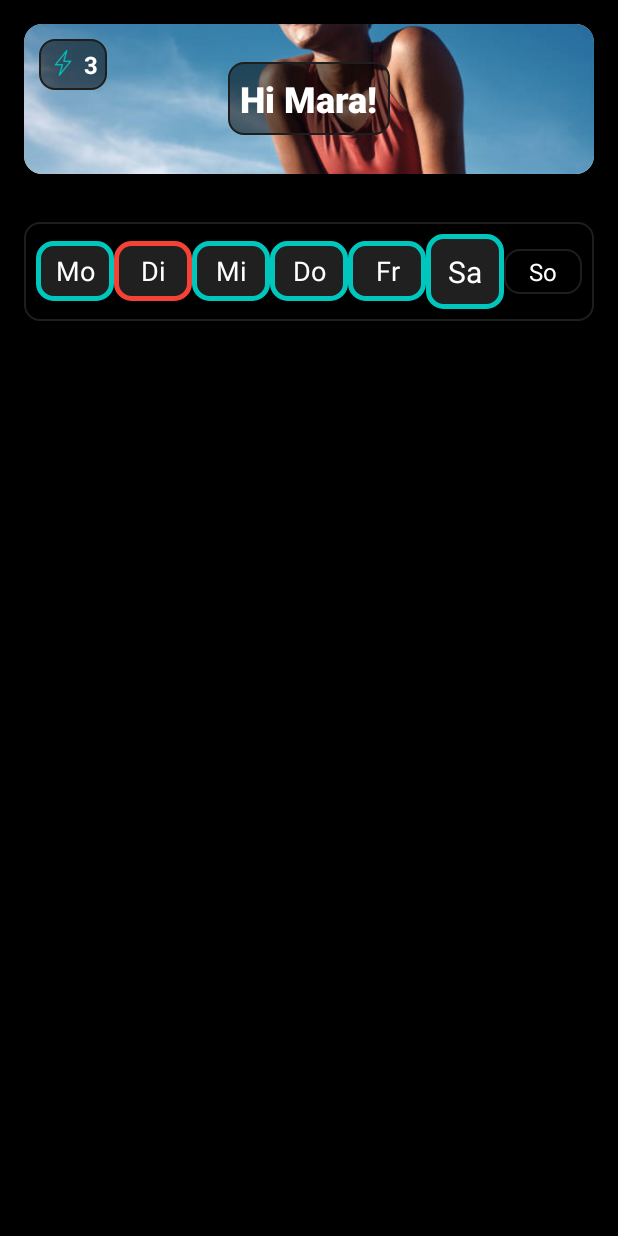
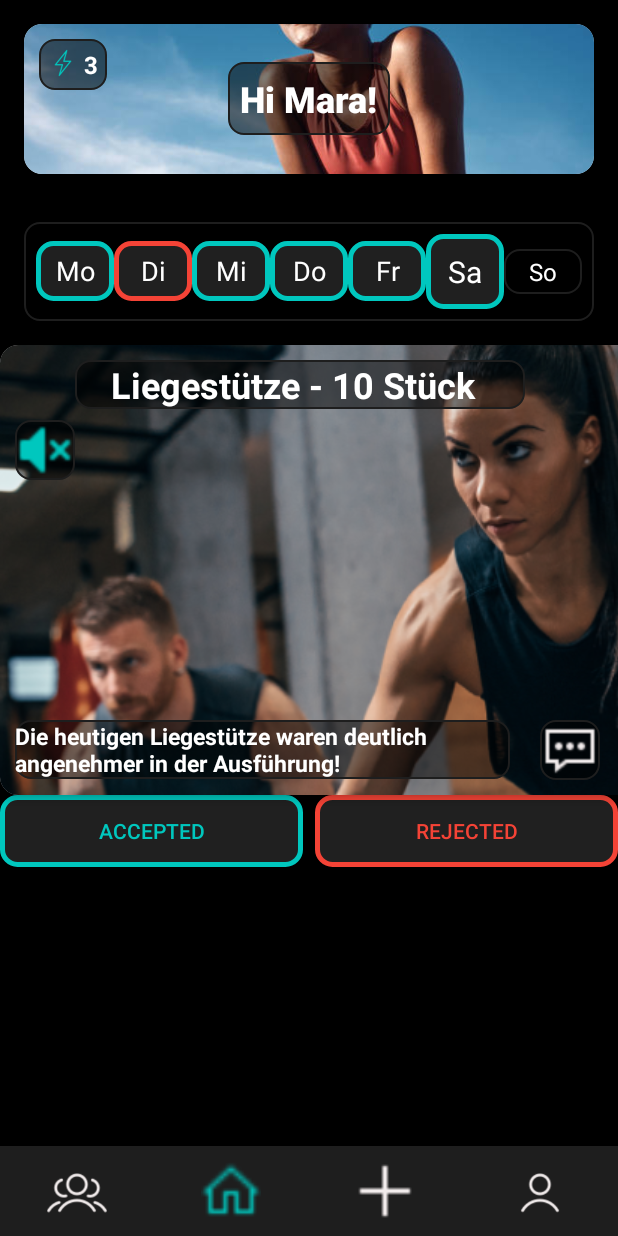
Before and after one commit to Luggl/ChallengeAccepted, an Android app built with Jetpack Compose: the DashboardActivity screen opened directly, with no data from a screen before it, on a phone screen of 412 x 824 dp. Run offline under Robolectric (Android 15) with nearby library versions, the phone set to English and light mode, and no system bars; plain views replace PlayerView.

Commit message:
Überarbeitung von der Bottomleiste

```diff
--- a/app/frontend/app/src/main/res/layout/activity_create_new_group.xml
+++ b/app/frontend/app/src/main/res/layout/activity_create_new_group.xml
@@ -125,7 +125,7 @@
         android:id="@+id/ll_bottom_navigation"
         android:layout_width="match_parent"
         android:layout_height="60dp"
-        android:layout_marginTop="670dp"
+        android:layout_alignParentBottom="true"
         android:background="@color/grey_300"
         android:orientation="horizontal"
         android:weightSum="4">
--- a/app/frontend/app/src/main/res/layout/activity_dashboard.xml
+++ b/app/frontend/app/src/main/res/layout/activity_dashboard.xml
@@ -1,11 +1,18 @@
 <?xml version="1.0" encoding="utf-8"?>
-<ScrollView xmlns:android="http://schemas.android.com/apk/res/android"
+<RelativeLayout xmlns:android="http://schemas.android.com/apk/res/android"
     xmlns:app="http://schemas.android.com/apk/res-auto"
     xmlns:tools="http://schemas.android.com/tools"
     android:layout_width="match_parent"
     android:layout_height="match_parent"
     android:background="@color/black"
     tools:context=".DashboardActivity">
+
+    <!-- Scrollbarer Inhalt -->
+    <ScrollView
+        android:id="@+id/scroll_content"
+        android:layout_width="match_parent"
+        android:layout_height="match_parent"
+        android:layout_above="@id/ll_bottom_navigation">
 
         <LinearLayout
             android:layout_width="match_parent"
@@ -157,25 +164,108 @@
                 android:textSize="16sp" />
         </LinearLayout>
 
-<!--        &lt;!&ndash; Videoanzeige mit ExoPlayer &ndash;&gt;-->
-<!--        <com.google.android.exoplayer2.ui.PlayerView-->
-<!--            android:id="@+id/player_view"-->
-<!--            android:layout_width="match_parent"-->
-<!--            android:layout_height="300dp"-->
-<!--            android:layout_below="@id/calendar"-->
-<!--            android:layout_margin="16dp"-->
-<!--            android:layout_centerHorizontal="true"-->
-<!--            app:show_buffering="when_playing"-->
-<!--            app:use_controller="true"-->
-<!--            app:resize_mode="zoom"-->
-<!--            tools:ignore="MissingClass" />-->
+            <!-- Video Placeholder (temporär als Bild) --> <!-- Video Card (mit ExoPlayer ersetzt VideoView) -->
+            <androidx.cardview.widget.CardView
+                android:id="@+id/cv_video"
+                android:layout_width="4000dp"
+                android:layout_height="300dp"
+                android:layout_below="@id/ll_user_profiles"
+                android:layout_centerHorizontal="true"
+                app:cardCornerRadius="12dp"
+                app:cardElevation="4dp">
+
+                <ImageView
+                    android:id="@+id/video_placeholder"
+                    android:layout_width="wrap_content"
+                    android:layout_height="300dp"
+                    android:scaleType="centerCrop"
+                    android:src="@drawable/login_background_pic" />
+
+                <TextView
+                    android:id="@+id/activity"
+                    android:layout_width="300dp"
+                    android:layout_height="wrap_content"
+                    android:layout_below="@id/ll_user_profiles"
+                    android:layout_centerHorizontal="true"
+                    android:layout_marginLeft="50dp"
+                    android:layout_marginTop="10dp"
+                    android:background="@drawable/grey_background"
+                    android:text="    Liegestütze - 10 Stück"
+                    android:textColor="@color/white"
+                    android:textSize="24sp"
+                    android:textStyle="bold" />
+
+                <TextView
+                    android:id="@+id/description"
+                    android:layout_width="330dp"
+                    android:layout_height="wrap_content"
+                    android:layout_below="@id/activity"
+                    android:layout_centerHorizontal="true"
+                    android:layout_marginLeft="10dp"
+                    android:layout_marginTop="250dp"
+                    android:background="@drawable/grey_background"
+                    android:text="Die heutigen Liegestütze waren deutlich angenehmer in der Ausführung!"
+                    android:textColor="@color/white"
+                    android:textSize="15sp"
+                    android:textStyle="bold" />
+
+                <ImageView
+                    android:layout_width="40dp"
+                    android:layout_height="40dp"
+                    android:layout_below="@id/description"
+                    android:layout_marginLeft="10dp"
+                    android:layout_marginTop="50dp"
+                    android:background="@drawable/grey_background"
+                    android:src="@drawable/mute_icon" />
+
+                <ImageView
+                    android:layout_width="40dp"
+                    android:layout_height="40dp"
+                    android:layout_below="@id/description"
+                    android:layout_marginLeft="360dp"
+                    android:layout_marginTop="250dp"
+                    android:background="@drawable/grey_background"
+                    android:src="@drawable/comment_icon" />
+
+            </androidx.cardview.widget.CardView>
+
+            <!-- Bewertungsbuttons -->
+            <LinearLayout
+                android:id="@+id/ll_action_buttons"
+                android:layout_width="match_parent"
+                android:layout_height="wrap_content"
+                android:layout_below="@id/cv_video"
+                android:orientation="horizontal"
+                android:weightSum="2">
+
+                <Button
+                    android:id="@+id/btn_accepted"
+                    android:layout_width="wrap_content"
+                    android:layout_height="48dp"
+                    android:layout_weight="1"
+                    android:background="@drawable/green_frame"
+                    android:text="Accepted"
+                    android:textColor="@color/button_green" />
+
+                <Button
+                    android:id="@+id/btn_rejected"
+                    android:layout_width="wrap_content"
+                    android:layout_height="48dp"
+                    android:layout_marginStart="8dp"
+                    android:layout_weight="1"
+                    android:background="@drawable/red_frame"
+                    android:text="Rejected"
+                    android:textColor="@color/button_red" />
+            </LinearLayout>
+    </LinearLayout>
+</ScrollView>
 
     <!-- Bottom Navigation -->
 <LinearLayout
 android:id="@+id/ll_bottom_navigation"
 android:layout_width="match_parent"
 android:layout_height="60dp"
-            android:layout_marginTop="670dp"
+android:layout_alignParentBottom="true"
 android:background="@color/grey_300"
 android:orientation="horizontal"
 android:weightSum="4">
@@ -243,8 +333,5 @@
         android:src="@drawable/profile_white_icon" />
 
 </LinearLayout>
-
 </LinearLayout>
-
-    </LinearLayout>
-</ScrollView>
+    </RelativeLayout>
--- a/app/frontend/app/src/main/res/layout/activity_group_overview.xml
+++ b/app/frontend/app/src/main/res/layout/activity_group_overview.xml
@@ -347,7 +347,7 @@
         android:id="@+id/ll_bottom_navigation"
         android:layout_width="match_parent"
         android:layout_height="60dp"
-        android:layout_marginTop="670dp"
+        android:layout_alignParentBottom="true"
         android:background="@color/grey_300"
         android:orientation="horizontal"
         android:weightSum="4">
--- a/app/frontend/app/src/main/res/layout/activity_groupstatus.xml
+++ b/app/frontend/app/src/main/res/layout/activity_groupstatus.xml
@@ -293,7 +293,7 @@
         android:id="@+id/ll_bottom_navigation"
         android:layout_width="match_parent"
         android:layout_height="60dp"
-        android:layout_marginTop="670dp"
+        android:layout_alignParentBottom="true"
         android:background="@color/grey_300"
         android:orientation="horizontal"
         android:weightSum="4">
--- a/app/frontend/app/src/main/res/layout/activity_post_edit.xml
+++ b/app/frontend/app/src/main/res/layout/activity_post_edit.xml
@@ -111,7 +111,7 @@
         android:id="@+id/ll_bottom_navigation"
         android:layout_width="match_parent"
         android:layout_height="60dp"
-        android:layout_marginTop="670dp"
+        android:layout_alignParentBottom="true"
         android:background="@color/grey_300"
         android:orientation="horizontal"
         android:weightSum="4">
--- a/app/frontend/app/src/main/res/layout/activity_profile.xml
+++ b/app/frontend/app/src/main/res/layout/activity_profile.xml
@@ -106,7 +106,7 @@
         android:id="@+id/ll_bottom_navigation"
         android:layout_width="match_parent"
         android:layout_height="60dp"
-        android:layout_marginTop="670dp"
+        android:layout_alignParentBottom="true"
         android:background="@color/grey_300"
         android:orientation="horizontal"
         android:weightSum="4">
--- a/app/frontend/app/src/main/res/layout/activity_profile_change_pass.xml
+++ b/app/frontend/app/src/main/res/layout/activity_profile_change_pass.xml
@@ -228,7 +228,7 @@
         android:id="@+id/ll_bottom_navigation"
         android:layout_width="match_parent"
         android:layout_height="60dp"
-        android:layout_marginTop="670dp"
+        android:layout_alignParentBottom="true"
         android:background="@color/grey_300"
         android:orientation="horizontal"
         android:weightSum="4">
--- a/app/frontend/app/src/main/res/layout/activity_profile_settings.xml
+++ b/app/frontend/app/src/main/res/layout/activity_profile_settings.xml
@@ -261,7 +261,7 @@
         android:id="@+id/ll_bottom_navigation"
         android:layout_width="match_parent"
         android:layout_height="60dp"
-        android:layout_marginTop="670dp"
+        android:layout_alignParentBottom="true"
         android:background="@color/grey_300"
         android:orientation="horizontal"
         android:weightSum="4">
--- a/app/frontend/app/src/main/res/layout/activity_record.xml
+++ b/app/frontend/app/src/main/res/layout/activity_record.xml
@@ -108,7 +108,7 @@
         android:id="@+id/ll_bottom_navigation"
         android:layout_width="match_parent"
         android:layout_height="60dp"
-        android:layout_marginTop="670dp"
+        android:layout_alignParentBottom="true"
         android:background="@color/grey_300"
         android:orientation="horizontal"
         android:weightSum="4">
--- a/app/frontend/app/src/main/res/layout/activity_standard_activities.xml
+++ b/app/frontend/app/src/main/res/layout/activity_standard_activities.xml
@@ -246,7 +246,7 @@
         android:id="@+id/ll_bottom_navigation"
         android:layout_width="match_parent"
         android:layout_height="60dp"
-        android:layout_marginTop="670dp"
+        android:layout_alignParentBottom="true"
         android:background="@color/grey_300"
         android:orientation="horizontal"
         android:weightSum="4">
--- a/app/frontend/app/src/main/res/layout/activity_standard_challenge_overview.xml
+++ b/app/frontend/app/src/main/res/layout/activity_standard_challenge_overview.xml
@@ -285,7 +285,7 @@
         android:id="@+id/ll_bottom_navigation"
         android:layout_width="match_parent"
         android:layout_height="60dp"
-        android:layout_marginTop="670dp"
+        android:layout_alignParentBottom="true"
         android:background="@color/grey_300"
         android:orientation="horizontal"
         android:weightSum="4">
--- a/app/frontend/app/src/main/res/layout/activity_standard_create_challenge_overview.xml
+++ b/app/frontend/app/src/main/res/layout/activity_standard_create_challenge_overview.xml
@@ -148,11 +148,10 @@
         android:id="@+id/ll_bottom_navigation"
         android:layout_width="match_parent"
         android:layout_height="60dp"
-        android:layout_marginTop="670dp"
+        android:layout_alignParentBottom="true"
         android:background="@color/grey_300"
         android:orientation="horizontal"
         android:weightSum="4">
-
         <!-- Community Icon -->
         <LinearLayout
             android:layout_width="0dp"
--- a/app/frontend/app/src/main/res/layout/activity_standard_intensity.xml
+++ b/app/frontend/app/src/main/res/layout/activity_standard_intensity.xml
@@ -182,7 +182,7 @@
         android:id="@+id/ll_bottom_navigation"
         android:layout_width="match_parent"
         android:layout_height="60dp"
-        android:layout_marginTop="670dp"
+        android:layout_alignParentBottom="true"
         android:background="@color/grey_300"
         android:orientation="horizontal"
         android:weightSum="4">
--- a/app/frontend/app/src/main/res/layout/activity_standard_join_challenge_overview.xml
+++ b/app/frontend/app/src/main/res/layout/activity_standard_join_challenge_overview.xml
@@ -248,7 +248,7 @@
         android:id="@+id/ll_bottom_navigation"
         android:layout_width="match_parent"
         android:layout_height="60dp"
-        android:layout_marginTop="670dp"
+        android:layout_alignParentBottom="true"
         android:background="@color/grey_300"
         android:orientation="horizontal"
         android:weightSum="4">
--- a/app/frontend/app/src/main/res/layout/activity_survival_activities.xml
+++ b/app/frontend/app/src/main/res/layout/activity_survival_activities.xml
@@ -246,7 +246,7 @@
         android:id="@+id/ll_bottom_navigation"
         android:layout_width="match_parent"
         android:layout_height="60dp"
-        android:layout_marginTop="670dp"
+        android:layout_alignParentBottom="true"
         android:background="@color/grey_300"
         android:orientation="horizontal"
         android:weightSum="4">
--- a/app/frontend/app/src/main/res/layout/activity_survival_challenge_overview.xml
+++ b/app/frontend/app/src/main/res/layout/activity_survival_challenge_overview.xml
@@ -289,7 +289,7 @@
         android:id="@+id/ll_bottom_navigation"
         android:layout_width="match_parent"
         android:layout_height="60dp"
-        android:layout_marginTop="670dp"
+        android:layout_alignParentBottom="true"
         android:background="@color/grey_300"
         android:orientation="horizontal"
         android:weightSum="4">
--- a/app/frontend/app/src/main/res/layout/activity_survival_create_challenge_overview.xml
+++ b/app/frontend/app/src/main/res/layout/activity_survival_create_challenge_overview.xml
@@ -136,7 +136,7 @@
         android:id="@+id/ll_bottom_navigation"
         android:layout_width="match_parent"
         android:layout_height="60dp"
-        android:layout_marginTop="670dp"
+        android:layout_alignParentBottom="true"
         android:background="@color/grey_300"
         android:orientation="horizontal"
         android:weightSum="4">
--- a/app/frontend/app/src/main/res/layout/activity_survival_intensity.xml
+++ b/app/frontend/app/src/main/res/layout/activity_survival_intensity.xml
@@ -164,7 +164,7 @@
         android:id="@+id/ll_bottom_navigation"
         android:layout_width="match_parent"
         android:layout_height="60dp"
-        android:layout_marginTop="670dp"
+        android:layout_alignParentBottom="true"
         android:background="@color/grey_300"
         android:orientation="horizontal"
         android:weightSum="4">
--- a/app/frontend/app/src/main/res/layout/activity_survival_join_challenge_overview.xml
+++ b/app/frontend/app/src/main/res/layout/activity_survival_join_challenge_overview.xml
@@ -179,7 +179,7 @@
         android:id="@+id/ll_bottom_navigation"
         android:layout_width="match_parent"
         android:layout_height="60dp"
-        android:layout_marginTop="670dp"
+        android:layout_alignParentBottom="true"
         android:background="@color/grey_300"
         android:orientation="horizontal"
         android:weightSum="4">
```
Also changed, not shown: app/frontend/app/src/main/res/layout/activity_group_dashboard.xml (+13 -5 lines). Lines whose indentation alone changed are shown as unchanged.
